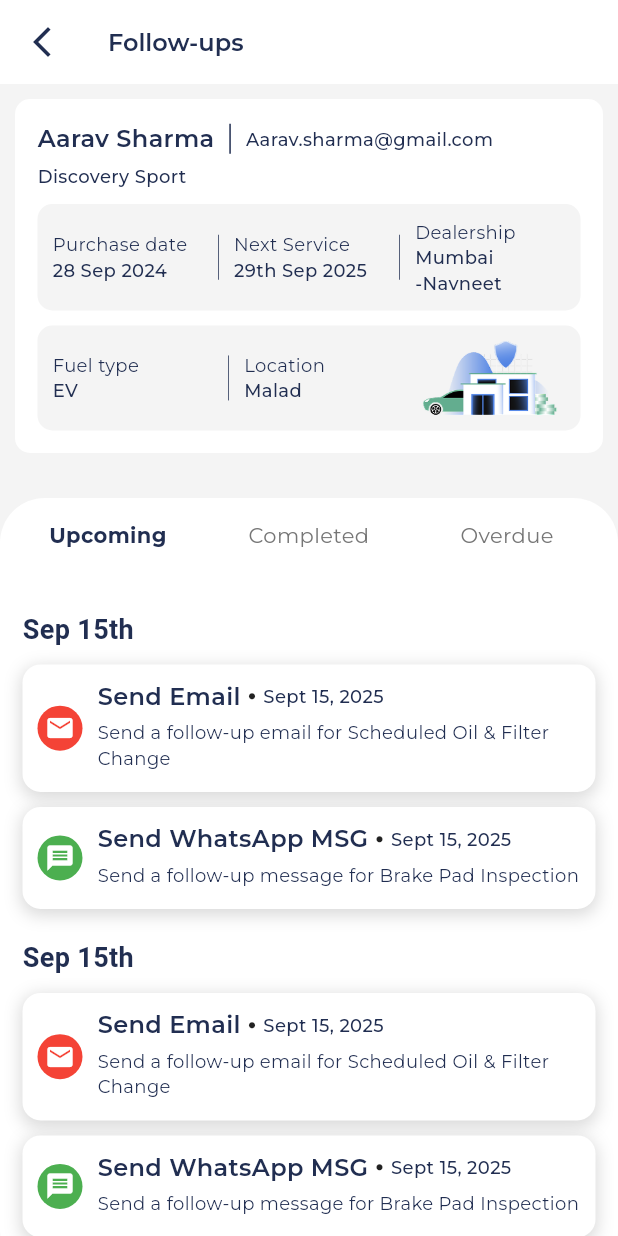
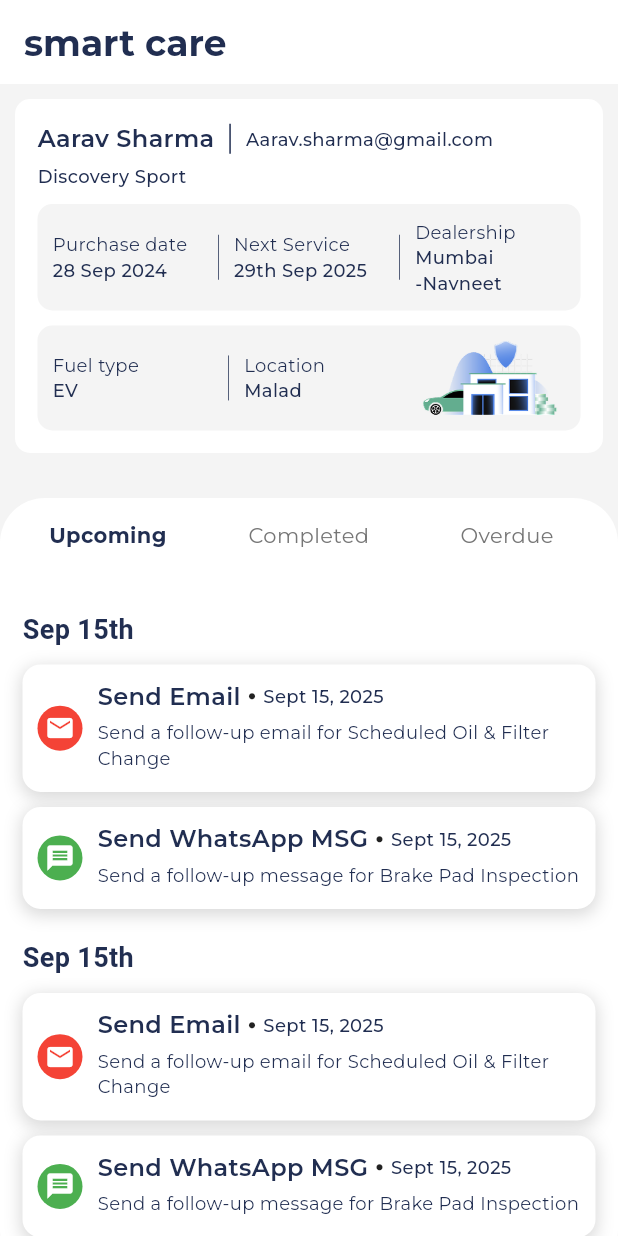
Before and after one commit to Aman1945/smartcare, a Flutter app: the FollowupsDetails screen opened directly, on a phone screen of 412 x 824 dp. Run offline on Flutter 3.47's test engine with Material 3 defaults, Android fonts, the phone set to English and light mode, and no system bars; our stand-ins replace fl_chart, flutter_screenutil, flutter_slidable, flutter_svg, get, google_fonts and 1 more.

Commit message:
saad ka thank you

```diff
--- a/lib/pages/home_page.dart
+++ b/lib/pages/home_page.dart
@@ -35,7 +35,7 @@ class _HomePageState extends State<HomePage> {
               title: Align(
                 alignment: Alignment.centerLeft,
                 child: Text(
-                  'smartcare',
+                  'smart care',
                   textAlign: TextAlign.left,
                   style: AppFont.appbarfontblack(context),
                 ),
--- a/lib/pages/single_enquiry.dart
+++ b/lib/pages/single_enquiry.dart
@@ -268,29 +268,16 @@ class _FollowupsDetailsState extends State<FollowupsDetails> {
     return Scaffold(
       backgroundColor: AppColors.backgroundLightGrey,
       appBar: AppBar(
+        automaticallyImplyLeading: false,
         backgroundColor: AppColors.white,
         title: Align(
           alignment: Alignment.centerLeft,
-          child: Column(
-            crossAxisAlignment: CrossAxisAlignment.start,
-            children: [
-              Text(
-                'Follow-ups',
-                style: AppFont.appbarfontmedium14Bold(context),
-              ),
-            ],
+          child: Text(
+            'smart care',
+            textAlign: TextAlign.left,
+            style: AppFont.appbarfontblack(context),
           ),
         ),
-        leading: IconButton(
-          icon: const Icon(
-            Icons.arrow_back_ios_new_outlined,
-            color: AppColors.headerBlackTheme,
-          ),
-          onPressed: () {
-            Navigator.pop(context);
-          },
-        ),
-        elevation: 0,
       ),
       body: SingleChildScrollView(
         child: Padding(
@@ -602,6 +589,7 @@ class _FollowupsDetailsState extends State<FollowupsDetails> {
       ),
     );
   }
+
 }
 
 // import 'dart:convert';
--- a/pubspec.yaml
+++ b/pubspec.yaml
@@ -86,6 +86,7 @@ flutter:
     - assets/imgcar.svg
     - assets/target.svg
     - assets/car.png
+    - assets/your_missed_icon.svg
     # - assets/imgcar.svg
 
   # To add assets to your application, add an assets section, like this:
```
Also changed, not shown: lib/pages/appointment_page.dart (+10 -9 lines), lib/pages/calendar_page.dart (+8 -8 lines), assets/your_missed_icon.svg (added).
